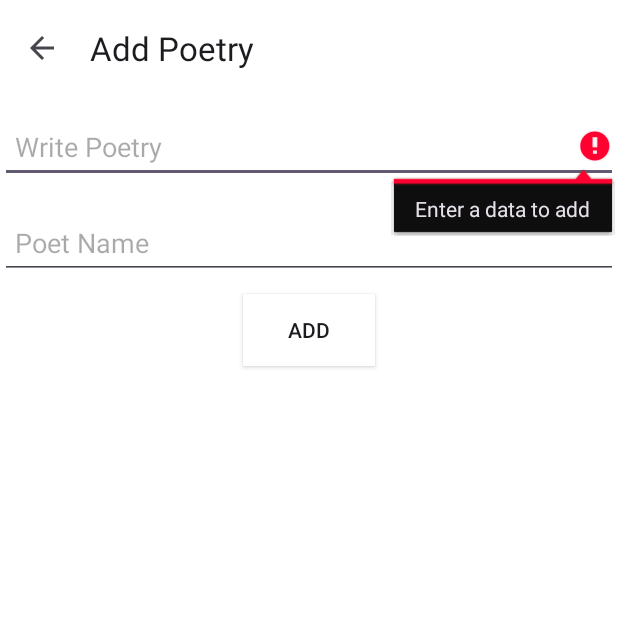
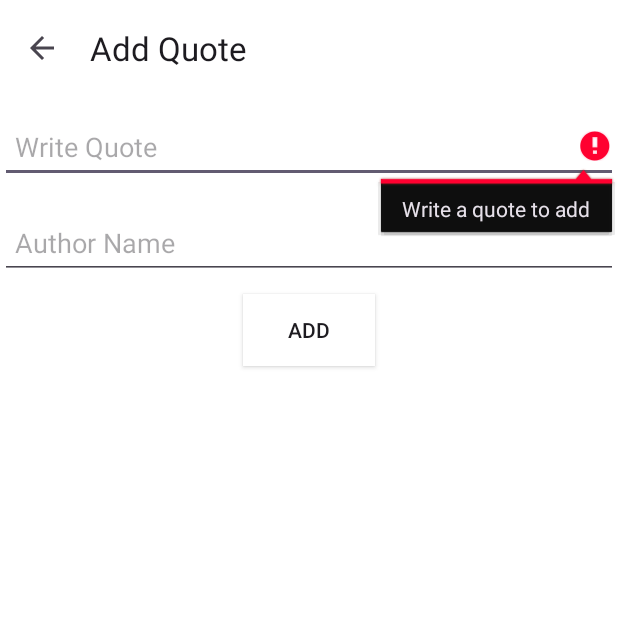
Before and after one commit to itsWaleeddev/Quotes-CRUD-App-, an Android app: the AddPoetry screen opened directly, with no data from a screen before it, after a tap on "ADD", on a phone screen of 412 x 824 dp, the top half of it. Run offline under Robolectric (Android 15) with nearby library versions, the phone set to English and light mode, and no system bars.

Commit message:
changed all poetry things to quotes

```diff
--- a/app/src/main/java/com/example/poetryapp/AddPoetry.java
+++ b/app/src/main/java/com/example/poetryapp/AddPoetry.java
@@ -22,11 +22,11 @@ import retrofit2.Retrofit;
 
 public class AddPoetry extends AppCompatActivity {
     Toolbar toolbar;
-    EditText poetry_data, poet_name;
+    EditText quote, Author_Name;
     AppCompatButton addButton;
     MyInterface myInterface;
-    String poetry = null;
-    String poetName = null;
+    String Quote = null;
+    String authorName = null;
     @Override
     protected void onCreate(Bundle savedInstanceState) {
         super.onCreate(savedInstanceState);
@@ -42,15 +42,15 @@ public class AddPoetry extends AppCompatActivity {
         addButton.setOnClickListener(new View.OnClickListener() {
             @Override
             public void onClick(View view) {
-                poetry = poetry_data.getText().toString();
-                poetName = poet_name.getText().toString();
-                if(poetry.isEmpty()){
-                    poetry_data.setError("Enter a data to add");
+                Quote = quote.getText().toString();
+                authorName = Author_Name.getText().toString();
+                if(Quote.isEmpty()){
+                    quote.setError("Write a quote to add");
                 }
                 else
                 {
-                    if (poetName.isEmpty()) {
-                        poet_name.setError("Enter a poet name");
+                    if (authorName.isEmpty()) {
+                        Author_Name.setError("Enter a Author name");
                     } else {
                         callApi();
                     }
@@ -59,9 +59,9 @@ public class AddPoetry extends AppCompatActivity {
         });
     }
     private void initialization(){
-        toolbar = findViewById(R.id.addpoetrytoolbar);
-        poetry_data = findViewById(R.id.poetry_data);
-        poet_name = findViewById(R.id.poet_name);
+        toolbar = findViewById(R.id.Addtoolbar);
+        quote = findViewById(R.id.quote);
+        Author_Name = findViewById(R.id.Author_Name);
         addButton = findViewById(R.id.addButton);
         Retrofit retrofit = ApiClient.getClient();
         myInterface = retrofit.create(MyInterface.class);
@@ -73,16 +73,13 @@ public class AddPoetry extends AppCompatActivity {
         toolbar.setNavigationOnClickListener(new View.OnClickListener() {
             @Override
             public void onClick(View view) {
-                Intent intent = new Intent();
-                intent.putExtra("poetry", poetry);
-                intent.putExtra("poet_name", poetName);
-                setResult(RESULT_OK, intent);
+                setResult(RESULT_OK);
                 finish();
             }
         });
     }
     private void callApi(){
-        myInterface.addPoetry(poetry, poetName).enqueue(new Callback<DeleteResponse>() {
+        myInterface.addPoetry(Quote, authorName).enqueue(new Callback<DeleteResponse>() {
             @Override
             public void onResponse(Call<DeleteResponse> call, Response<DeleteResponse> response) {
                 if(response.body().getStatus().equals("1")){
--- a/app/src/main/java/com/example/poetryapp/MyInterface.java
+++ b/app/src/main/java/com/example/poetryapp/MyInterface.java
@@ -1,6 +1,4 @@
 package com.example.poetryapp;
-
-import com.example.poetryapp.models.PoetryInfo;
 
 import retrofit2.Call;
 import retrofit2.http.Field;
@@ -9,19 +7,19 @@ import retrofit2.http.GET;
 import retrofit2.http.POST;
 
 public interface MyInterface {
-    @GET("readPoetry.php")
+    @GET("Read.php")
     Call<ApiResponse> getData();
 
     @FormUrlEncoded
-    @POST("deletePoetry.php")
-    Call<DeleteResponse> deletePoetry(@Field("id") String poetry_id);
+    @POST("Delete.php")
+    Call<DeleteResponse> deletePoetry(@Field("Id") String poetry_id);
 
     @FormUrlEncoded
-    @POST("addPoetry.php")
-    Call<DeleteResponse> addPoetry(@Field("Poetry") String poetry_data, @Field("Poet_Name") String poet_name);
+    @POST("Add.php")
+    Call<DeleteResponse> addPoetry(@Field("Quote") String poetry_data, @Field("Author_Name") String poet_name);
 
     @FormUrlEncoded
-    @POST("updatePoetry.php")
-    Call<DeleteResponse> updatePoetry(@Field("Poetry") String poetry_data, @Field("id") int id);
+    @POST("Update.php")
+    Call<DeleteResponse> updatePoetry(@Field("Quote") String poetry_data, @Field("Id") int id);
 
 }
--- a/app/src/main/res/layout/activity_add_poetry.xml
+++ b/app/src/main/res/layout/activity_add_poetry.xml
@@ -10,35 +10,35 @@
     tools:context=".AddPoetry">
 
     <androidx.appcompat.widget.Toolbar
-        android:id="@+id/addpoetrytoolbar"
+        android:id="@+id/Addtoolbar"
         android:layout_width="match_parent"
         android:layout_height="?attr/actionBarSize"
         android:background="@color/white"
         app:layout_constraintEnd_toEndOf="parent"
         app:layout_constraintStart_toStartOf="parent"
         app:layout_constraintTop_toTopOf="parent"
-        app:title="Add Poetry" />
+        app:title="Add Quote" />
 
     <EditText
-        android:id="@+id/poetry_data"
+        android:id="@+id/quote"
         android:layout_width="0dp"
         android:layout_height="wrap_content"
         android:layout_marginTop="10dp"
-        android:hint="Write Poetry"
+        android:hint="Write Quote"
         android:inputType="text"
         android:minHeight="48dp"
         android:paddingLeft="10dp"
         android:paddingRight="5dp"
         app:layout_constraintEnd_toEndOf="parent"
         app:layout_constraintStart_toStartOf="parent"
-        app:layout_constraintTop_toBottomOf="@+id/addpoetrytoolbar" />
+        app:layout_constraintTop_toBottomOf="@+id/Addtoolbar" />
 
     <EditText
-        android:id="@+id/poet_name"
+        android:id="@+id/Author_Name"
         android:layout_width="0dp"
         android:layout_height="wrap_content"
         android:layout_marginTop="16dp"
-        android:hint="Poet Name"
+        android:hint="Author Name"
         android:inputType="text"
         android:minHeight="48dp"
         android:paddingLeft="10dp"
@@ -46,7 +46,7 @@
         app:layout_constraintEnd_toEndOf="parent"
         app:layout_constraintHorizontal_bias="0.904"
         app:layout_constraintStart_toStartOf="parent"
-        app:layout_constraintTop_toBottomOf="@+id/poetry_data" />
+        app:layout_constraintTop_toBottomOf="@+id/quote" />
 
     <androidx.appcompat.widget.AppCompatButton
         android:id="@+id/addButton"
@@ -57,6 +57,6 @@
         android:text="Add"
         app:layout_constraintEnd_toEndOf="parent"
         app:layout_constraintStart_toStartOf="parent"
-        app:layout_constraintTop_toBottomOf="@+id/poet_name" />
+        app:layout_constraintTop_toBottomOf="@+id/Author_Name" />
 
 </androidx.constraintlayout.widget.ConstraintLayout>
--- a/app/src/main/res/layout/activity_main.xml
+++ b/app/src/main/res/layout/activity_main.xml
@@ -16,7 +16,7 @@
         app:layout_constraintEnd_toEndOf="parent"
         app:layout_constraintStart_toStartOf="parent"
         app:layout_constraintTop_toTopOf="parent"
-        app:title="Poetry App by Waleed Waris"
+        app:title="Quotes App by Waleed Waris"
         app:titleTextAppearance="@style/TextAppearance.AppCompat.Large"
         app:titleTextColor="@color/black" />
 
--- a/app/src/main/res/menu/toolbar_menu.xml
+++ b/app/src/main/res/menu/toolbar_menu.xml
@@ -3,8 +3,8 @@
     xmlns:app="http://schemas.android.com/apk/res-auto">
 
     <item
-        android:id="@+id/add_poetry"
-        android:title="Add Poetry"
+        android:id="@+id/add_Quote"
+        android:title="Add Quote"
         android:icon="@drawable/plussign"
         app:showAsAction="always"/>
 </menu>
```
Also changed, not shown: app/src/main/java/com/example/poetryapp/ApiResponse.java (+7 -14 lines), app/src/main/java/com/example/poetryapp/MainActivity.java (+9 -21 lines), app/src/main/java/com/example/poetryapp/UpdateActivity.java (+9 -9 lines), app/src/main/java/com/example/poetryapp/adapters/ReyclerViewAdapter.java (+15 -15 lines), app/src/main/java/com/example/poetryapp/models/Data.java (added, +56 -0 lines), app/src/main/java/com/example/poetryapp/models/PoetryInfo.java (deleted, +0 -63 lines), app/src/main/res/layout/activity_update.xml (+7 -8 lines), app/src/main/res/layout/single_row.xml (+4 -4 lines).
